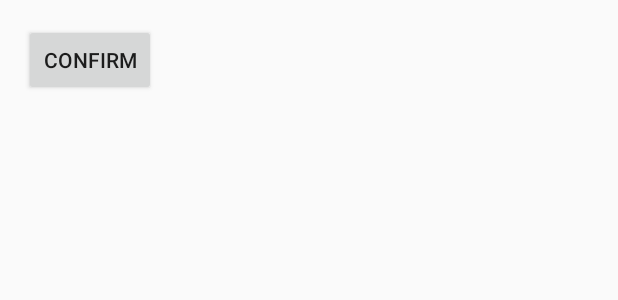
After one commit to isaacrae483/cs340-ticket-to-ride, an Android app: the layout draw_popup.xml on its own in the app's theme, with its tools: preview values and no code run, on a phone screen of 412 x 824 dp. The commit adds this screen. Shown: the top 300 px of the screen. Run offline under Robolectric (Android 15) with nearby library versions, the phone set to English and light mode, and no system bars.

Commit message:
Basic Logic for destination card view

```diff
--- /dev/null
+++ b/app/src/main/res/layout/draw_popup.xml
@@ -0,0 +1,17 @@
+<?xml version="1.0" encoding="utf-8"?>
+<android.support.constraint.ConstraintLayout xmlns:android="http://schemas.android.com/apk/res/android"
+    xmlns:app="http://schemas.android.com/apk/res-auto"
+    xmlns:tools="http://schemas.android.com/tools"
+    android:layout_width="match_parent"
+    android:layout_height="match_parent">
+
+    <Button
+        android:id="@+id/drawDestConfirm"
+        android:layout_width="wrap_content"
+        android:layout_height="wrap_content"
+        android:layout_marginStart="16dp"
+        android:layout_marginTop="16dp"
+        android:text="@string/destCardQuit"
+        app:layout_constraintStart_toStartOf="parent"
+        app:layout_constraintTop_toTopOf="parent" />
+</android.support.constraint.ConstraintLayout>
--- a/app/src/main/res/values/strings.xml
+++ b/app/src/main/res/values/strings.xml
@@ -40,4 +40,5 @@
     <string name="title_activity_dest_card">DestCardActivity</string>
     <string name="dest_card_draw_button">Draw</string>
     <string name="route_indicator">Route Indicator</string>
+    <string name="destCardQuit">Confirm</string>
 </resources>
--- a/tickettoride/src/main/java/edu/byu/cs340/tickettoride/shared/Player/Hand.java
+++ b/tickettoride/src/main/java/edu/byu/cs340/tickettoride/shared/Player/Hand.java
@@ -9,10 +9,16 @@ import edu.byu.cs340.tickettoride.shared.Game.Enums.Colors;
 
 public class Hand {
     private List<TrainCard> trainCards = new ArrayList<>();
+
+
     private List<DestCard> destCards = new ArrayList<>();
 
     public Hand(){
 
+    }
+
+    public List<DestCard> getDestCards() {
+        return destCards;
     }
 
     public void addCard(TrainCard card){
```
Also changed, not shown: app/src/main/AndroidManifest.xml (+7 -1 lines), app/src/main/java/edu/byu/cs340/tickettoride/Client/model/ClientModel.java (+18 -3 lines), app/src/main/java/edu/byu/cs340/tickettoride/Client/model/events/destCard/DestCardDraw.java (added, +30 -0 lines), app/src/main/java/edu/byu/cs340/tickettoride/Client/presenters/DestCardPresenter.java (added, +43 -0 lines), app/src/main/java/edu/byu/cs340/tickettoride/Client/presenters/IDestCardPresenter.java (added, +10 -0 lines), app/src/main/java/edu/byu/cs340/tickettoride/Client/views/DestCardActivity.java (+134 -1 lines), app/src/main/java/edu/byu/cs340/tickettoride/Client/views/IDestCardActivity.java (added, +11 -0 lines).
